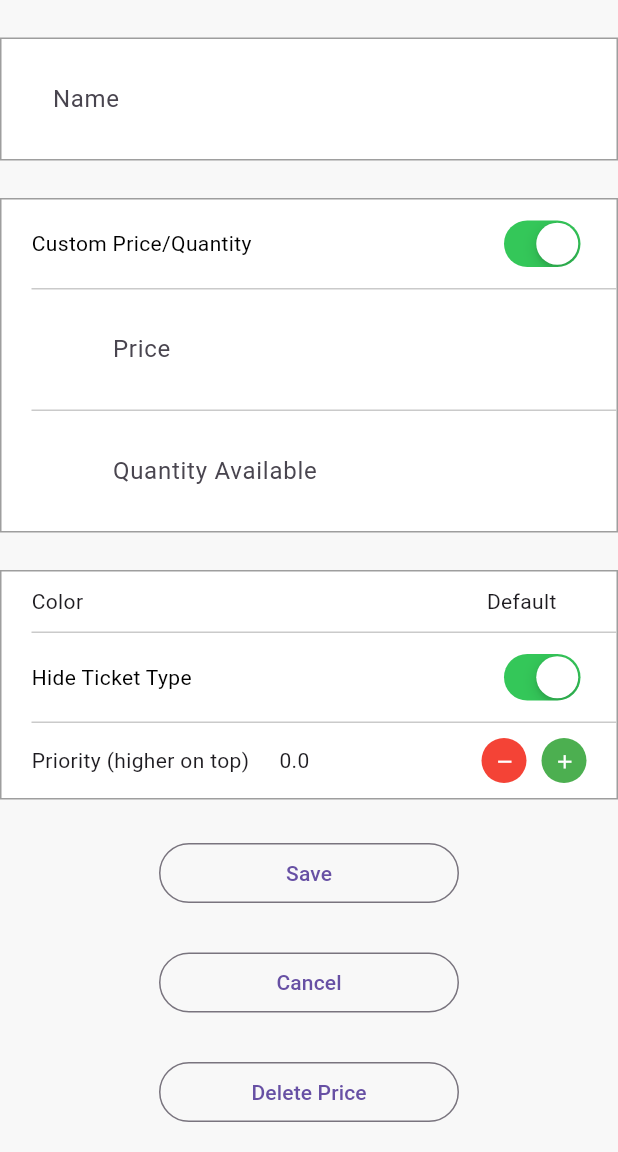
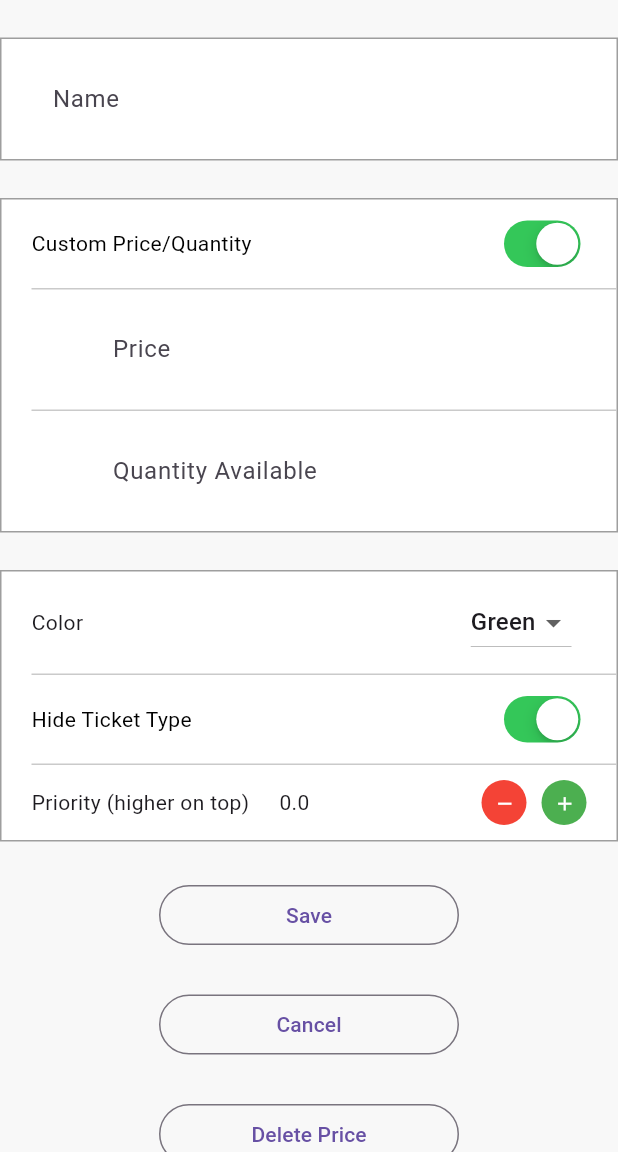
Before and after one commit to NKoroloff/flutter-test, a Flutter app: the EditPricesView screen opened by its route, on a phone screen of 412 x 824 dp, the part 84-1236 px from its top. Run offline on Flutter 3.47's test engine with Material 3 defaults, Android fonts, the phone set to English and light mode, and no system bars; our stand-ins replace get.

Commit message:
prices controller

```diff
--- /dev/null
+++ b/lib/modules/cash_drawer/bindings/edit_prices_binding.dart
@@ -0,0 +1,9 @@
+import 'package:get/get.dart';
+import 'package:purplepass_test_task/modules/cash_drawer/controllers/price_controller.dart';
+
+class EditPricesBinding extends Bindings {
+  @override
+  void dependencies() {
+    Get.put<PriceController>(PriceController());
+  }
+}
--- /dev/null
+++ b/lib/modules/cash_drawer/controllers/price_controller.dart
@@ -0,0 +1,42 @@
+import 'package:flutter/material.dart';
+import 'package:get/get.dart';
+import 'package:purplepass_test_task/modules/cash_drawer/models/ase_price_model.dart';
+import 'package:purplepass_test_task/modules/cash_drawer/models/general_price_model.dart';
+import 'package:purplepass_test_task/modules/cash_drawer/models/price_colors_model.dart';
+import 'package:purplepass_test_task/modules/cash_drawer/models/price_model.dart';
+
+class PriceController extends GetxController {
+  var prices = <Price>[
+    AsePrice(
+      priceColor: PriceColor(color: Colors.blue, name: 'Blue', id: 'blue3'),
+      rowName: '1',
+      seatName: '2',
+      section: 'vip',
+      quantity: 2,
+      id: 1,
+      name: '',
+    ),
+    GeneralPrice(
+      quantity: 2,
+      priceColor: PriceColor(color: Colors.blue, name: 'Blue', id: 'blue3'),
+      id: 2,
+      name: 'name',
+    ),
+  ].obs;
+
+  var defaultColors = <PriceColor>[
+    PriceColor(color: Colors.red, name: 'Red', id: 'red1'),
+    PriceColor(color: Colors.green, name: 'Green', id: 'green2'),
+    PriceColor(color: Colors.blue, name: 'Blue', id: 'blue3'),
+  ];
+
+  void handleNameChange(int index, String value) {
+    prices[index].name = value;
+    prices.refresh();
+  }
+
+  void handlePriceColor(int index, PriceColor priceColor) {
+    prices[index].priceColor = priceColor;
+    prices.refresh();
+  }
+}
--- a/lib/modules/cash_drawer/controllers/prices_controller.dart
+++ /dev/null
@@ -1,21 +0,0 @@
-import 'package:flutter/material.dart';
-import 'package:get/get.dart';
-import 'package:purplepass_test_task/modules/cash_drawer/models/price_colors_model.dart';
-import 'package:purplepass_test_task/modules/cash_drawer/models/price_model.dart';
-
-class PriceController extends GetxController {
-  var prices = <Price>[].obs;
-
-  handlePriceColor(int index, PriceColor priceColor) {
-    prices[index].priceColor = priceColor;
-    prices.refresh();
-  }
-}
-
-class PriceColorController extends GetxController {
-  var defaultColors = <PriceColor>[
-    PriceColor(color: Colors.red, name: 'Red', id: 1),
-    PriceColor(color: Colors.green, name: 'Green', id: 2),
-    PriceColor(color: Colors.blue, name: 'Blue', id: 3),
-  ];
-}
--- /dev/null
+++ b/lib/modules/cash_drawer/models/ase_price_model.dart
@@ -0,0 +1,22 @@
+// ignore_for_file: public_member_api_docs, sort_constructors_first
+import 'package:purplepass_test_task/modules/cash_drawer/models/price_colors_model.dart';
+import 'package:purplepass_test_task/modules/cash_drawer/models/price_model.dart';
+
+class AsePrice extends Price {
+  PriceColor priceColor;
+  int quantity;
+  int id;
+  String name;
+  String rowName;
+  String seatName;
+  String section;
+  AsePrice({
+    required this.priceColor,
+    required this.quantity,
+    required this.id,
+    required this.name,
+    required this.rowName,
+    required this.seatName,
+    required this.section,
+  }) : super(priceColor: priceColor, quantity: quantity, id: id, name: name, type: PriceType.ase);
+}
--- /dev/null
+++ b/lib/modules/cash_drawer/models/general_price_model.dart
@@ -0,0 +1,17 @@
+import 'package:purplepass_test_task/modules/cash_drawer/models/price_colors_model.dart';
+import 'package:purplepass_test_task/modules/cash_drawer/models/price_model.dart';
+
+class GeneralPrice extends Price {
+  GeneralPrice({
+    required int quantity,
+    required PriceColor priceColor,
+    required int id,
+    required String name,
+  }) : super(
+         quantity: quantity,
+         priceColor: priceColor,
+         id: id,
+         name: name,
+         type: PriceType.general,
+       );
+}
--- a/lib/modules/cash_drawer/models/price_colors_model.dart
+++ b/lib/modules/cash_drawer/models/price_colors_model.dart
@@ -1,7 +1,7 @@
 import 'package:flutter/material.dart';
 
 class PriceColor {
-  int id;
+  String id;
   String name;
   Color color;
 
--- a/lib/modules/cash_drawer/views/edit_prices_view.dart
+++ b/lib/modules/cash_drawer/views/edit_prices_view.dart
@@ -1,5 +1,7 @@
 import 'package:flutter/material.dart';
-import 'package:get/utils.dart';
+import 'package:get/get.dart';
+import 'package:purplepass_test_task/modules/cash_drawer/controllers/price_controller.dart';
+import 'package:purplepass_test_task/modules/cash_drawer/models/price_colors_model.dart';
 import 'package:purplepass_test_task/modules/cash_drawer/views/settings/settings_imports.dart';
 import 'package:purplepass_test_task/modules/cash_drawer/views/settings/widgets/custom_divider.dart';
 import 'package:purplepass_test_task/modules/cash_drawer/views/settings/widgets/custom_input.dart';
@@ -10,6 +12,7 @@ class EditPricesView extends StatelessWidget {
 
   @override
   Widget build(BuildContext context) {
+    var controller = Get.find<PriceController>();
     return Scaffold(
       appBar: AppBar(
         backgroundColor: Colors.grey[200],
@@ -85,8 +88,20 @@ class EditPricesView extends StatelessWidget {
                       children: [
                         Text('color'.tr),
                         Spacer(),
-                        Text('default'.tr),
-                        SizedBox(width: 20),
+                        Obx(() {
+                          // final selected = controller.prices[0].priceColor;
+                          return DropdownButton<PriceColor>(
+                            value: controller.defaultColors[1],
+                            onChanged: (value) {},
+                            items: controller.defaultColors.map((priceColor) {
+                              return DropdownMenuItem<PriceColor>(
+                                value: priceColor,
+                                child: Row(children: [Text(priceColor.name)]),
+                              );
+                            }).toList(),
+                          );
+                        }),
+                        SizedBox(width: 10),
                       ],
                     ),
                     CustomDivider(),
--- a/lib/routes/app_pages.dart
+++ b/lib/routes/app_pages.dart
@@ -1,5 +1,6 @@
 import 'package:get/get.dart';
 import 'package:purplepass_test_task/modules/cash_drawer/bindings/cash_drawer_binding.dart';
+import 'package:purplepass_test_task/modules/cash_drawer/bindings/edit_prices_binding.dart';
 import 'package:purplepass_test_task/modules/cash_drawer/bindings/settings_binding.dart';
 import 'package:purplepass_test_task/modules/cash_drawer/views/credit_card_input_view.dart';
 import 'package:purplepass_test_task/modules/cash_drawer/views/cash_drawer_view.dart';
@@ -25,7 +26,11 @@ class AppPages {
       page: () => const SettingsView(),
       binding: SettingsBinding(),
     ),
-    GetPage<EditPricesView>(name: _Paths.editPrices, page: () => const EditPricesView()),
+    GetPage<EditPricesView>(
+      name: _Paths.editPrices,
+      page: () => const EditPricesView(),
+      binding: EditPricesBinding(),
+    ),
     GetPage<SelectSeatsView>(name: _Paths.selectSeats, page: () => const SelectSeatsView()),
     GetPage<CreditCardInputView>(name: _Paths.cardInput, page: () => const CreditCardInputView()),
   ];
```
Also changed, not shown: lib/modules/cash_drawer/models/price_model.dart (+0 -77 lines).
